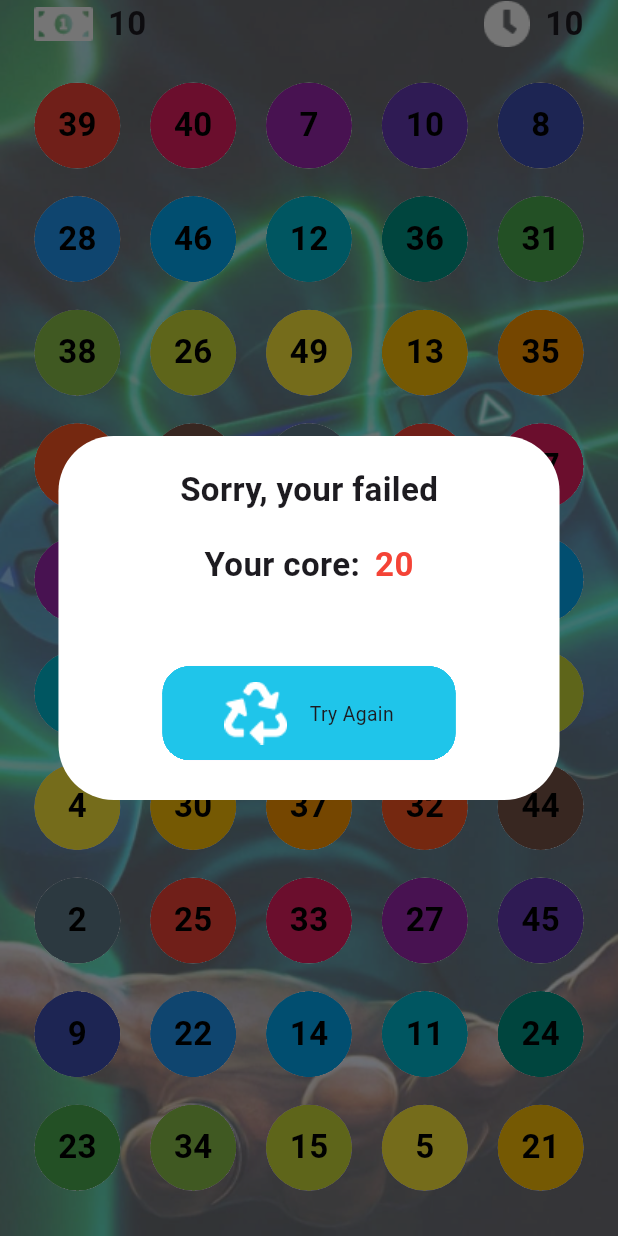
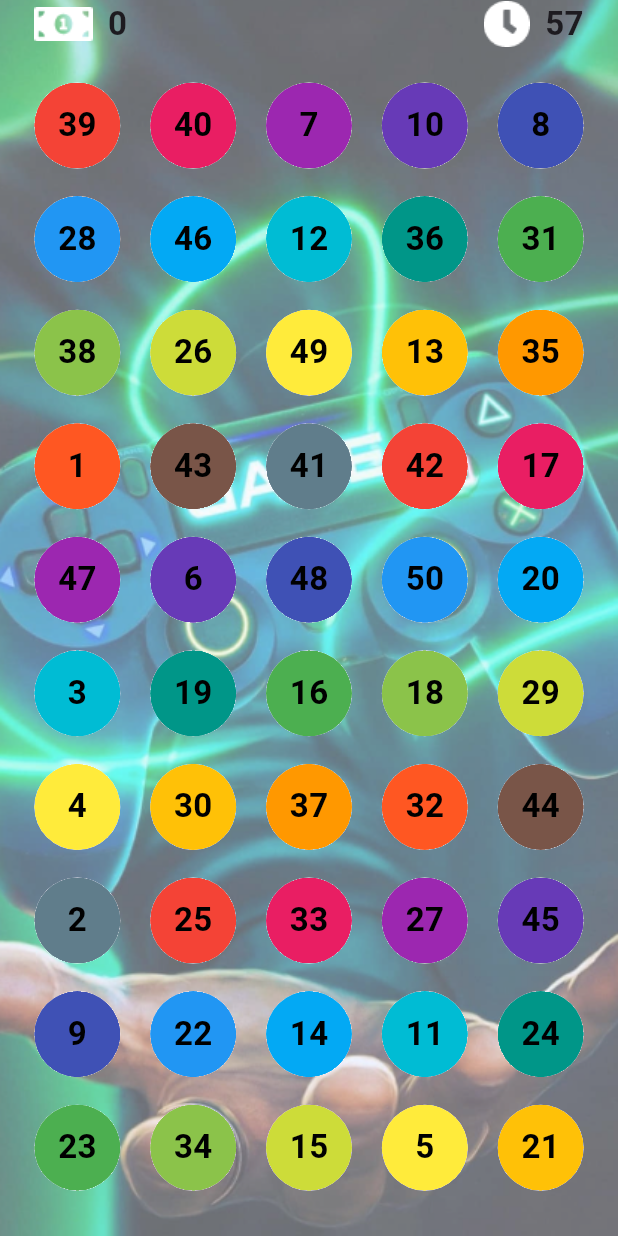
Before and after one commit to khathach699/Game_Number_Pick, a Flutter app: the GamePage screen opened by its route, after a tap on an icon or button, on a phone screen of 412 x 824 dp. Run offline on Flutter 3.47's test engine with Material 3 defaults, Android fonts, the phone set to English and light mode, and no system bars; our stand-ins replace flutter_screenutil.

Commit message:
calculator core and time

```diff
--- a/lib/src/apps/my_app.dart
+++ b/lib/src/apps/my_app.dart
@@ -15,22 +15,17 @@ class MyApp extends StatelessWidget {
       minTextAdapt: true,
       splitScreenMode: true,
       builder: (_, child) {
-        return ChangeNotifierProvider(
-          create: (context) => GameProvider(),
-          child: MaterialApp(
+        return MaterialApp(
           debugShowCheckedModeBanner: false,
           title: 'Game Page',
           theme: ThemeData(
             primarySwatch: Colors.blue,
-              textTheme: Theme.of(
-                context,
-              ).textTheme.apply(fontSizeFactor: 1.sp),
+            textTheme: Theme.of(context).textTheme.apply(fontSizeFactor: 1.sp),
           ),
           home: const HomePage(),
           routes: {
             GamePage.routeName: (context) => const GamePage(),
           }, // Set HomePage here
-          ),
         );
       },
     );
--- a/lib/src/pages/game/game_page.dart
+++ b/lib/src/pages/game/game_page.dart
@@ -10,7 +10,11 @@ class GamePage extends StatelessWidget {
 
   @override
   Widget build(BuildContext context) {
-    final listDate = Provider.of<GameProvider>(context).listNumber;
+    return ChangeNotifierProvider(
+      create: (context) => GameProvider()..start(),
+      child: Consumer<GameProvider>(
+        builder: (context, gameProvider, child) {
+          final listDate = gameProvider.listNumber;
           return Scaffold(
             body: Container(
               width: 1.sw,
@@ -30,22 +34,41 @@ class GamePage extends StatelessWidget {
                         children: [
                           Image.asset("assets/icons/Vector.png"),
                           10.horizontalSpace,
-                    Text(
-                      "10",
+                          Consumer<GameProvider>(
+                            builder: (_, data, __) {
+                              return Text(
+                                data.core.toString(),
                                 style: TextStyle(
                                   fontSize: 24.sp,
                                   fontWeight: FontWeight.bold,
                                 ),
+                              );
+                            },
                           ),
                           const Spacer(),
                           Image.asset("assets/icons/clock.png"),
                           10.horizontalSpace,
-                    Text(
-                      "10",
+                          StreamBuilder<int>(
+                            initialData:
+                                context
+                                    .read<GameProvider>()
+                                    .count, // Set initial value
+                            stream:
+                                context
+                                    .read<GameProvider>()
+                                    .streamController
+                                    .stream, // Stream to listen to
+                            builder: (context, snapshot) {
+                              return Text(
+                                snapshot.hasData
+                                    ? snapshot.data.toString()
+                                    : "0",
                                 style: TextStyle(
                                   fontSize: 24.sp,
                                   fontWeight: FontWeight.bold,
                                 ),
+                              );
+                            },
                           ),
                         ],
                       ),
@@ -65,77 +88,21 @@ class GamePage extends StatelessWidget {
                             clipBehavior: Clip.hardEdge,
                             child: InkWell(
                               splashColor: Colors.white,
-                        onTap: () {
-                          showDialog(
-                            context: context,
-                            builder: (context) {
-                              return Center(
-                                child: Padding(
-                                  padding: EdgeInsets.symmetric(
-                                    horizontal: 15.dg,
-                                  ),
-                                  child: Container(
-                                    padding: EdgeInsets.symmetric(
-                                      vertical: 22.dg,
-                                      horizontal: 58.dg,
-                                    ),
-                                    decoration: BoxDecoration(
-                                      borderRadius: BorderRadius.circular(40.r),
-                                      color: Colors.white,
-                                    ),
-                                    width: 365.dg,
-                                    height: 265.dg,
-                                    child: Column(
-                                      children: [
-                                        Text(
-                                          "Sorry, your failed",
-                                          style: TextStyle(
-                                            fontSize: 24.sp,
-                                            fontWeight: FontWeight.bold,
-                                          ),
-                                        ),
-                                        20.verticalSpace,
-                                        Row(
-                                          mainAxisAlignment:
-                                              MainAxisAlignment.center,
-                                          children: [
-                                            Text(
-                                              "Your core:",
-                                              style: TextStyle(
-                                                fontSize: 24.sp,
-                                                fontWeight: FontWeight.bold,
-                                              ),
-                                            ),
-                                            10.horizontalSpace,
-                                            Text(
-                                              "20",
-                                              style: TextStyle(
-                                                fontSize: 24.sp,
-                                                fontWeight: FontWeight.bold,
-                                                color: Colors.red,
-                                              ),
-                                            ),
-                                          ],
-                                        ),
-                                        55.verticalSpace,
-                                        ButtonCustom(
-                                          title: 'Try Again',
-                                          isEnable: true,
-                                          icon: "assets/icons/2.png",
-                                        ),
-                                      ],
-                                    ),
-                                  ),
-                                ),
-                              );
-                            },
-                          );
-                        },
-                        child: Ink(
+                              onTap:
+                                  () => context
+                                      .read<GameProvider>()
+                                      .handleClick(listDate[index]),
+                              child: Consumer<GameProvider>(
+                                builder: (_, data, __) {
+                                  return Ink(
                                     decoration: BoxDecoration(
                                       shape: BoxShape.circle,
                                       color:
-                                Colors.primaries[index %
+                                          data.dataNumber.contains(
+                                                listDate[index],
+                                              )
+                                              ? Colors.white
+                                              : Colors.primaries[index %
                                                   Colors.primaries.length],
                                     ),
                                     child: Center(
@@ -148,6 +115,8 @@ class GamePage extends StatelessWidget {
                                         ),
                                       ),
                                     ),
+                                  );
+                                },
                               ),
                             ),
                           );
@@ -159,5 +128,8 @@ class GamePage extends StatelessWidget {
               ),
             ),
           );
+        },
+      ),
+    );
   }
 }
--- a/lib/src/providers/game_provider.dart
+++ b/lib/src/providers/game_provider.dart
@@ -1,5 +1,108 @@
+import 'dart:async';
+
 import 'package:flutter/material.dart';
+import 'package:flutter_screenutil/flutter_screenutil.dart';
+import 'package:game_flutter/src/common/widget/button_custom.dart';
 
 class GameProvider extends ChangeNotifier {
   List<int> listNumber = List.generate(50, (index) => index + 1)..shuffle();
+  StreamController<int> streamController = StreamController<int>();
+  Timer? timer;
+  int count = 60;
+  int initNumber = 0;
+  List<int> dataNumber = [];
+  int core = 0;
+  void start() {
+    runTimer();
+  }
+
+  void handleClick(int number) {
+    initNumber++;
+    if (number == initNumber) {
+      dataNumber.add(number);
+      core += 10;
+    } else {
+      print("Loser");
+    }
+    notifyListeners();
+  }
+
+  void runTimer() {
+    timer = Timer.periodic(Duration(seconds: 1), (_) {
+      if (count > 0) {
+        count--;
+        streamController.add(count);
+      } else {
+        timer?.cancel();
+      }
+    });
+  }
+
+  Future<dynamic> ShowMessageError(BuildContext context) {
+    return showDialog(
+      context: context,
+      builder: (context) {
+        return Center(
+          child: Padding(
+            padding: EdgeInsets.symmetric(horizontal: 15.dg),
+            child: Container(
+              padding: EdgeInsets.symmetric(vertical: 22.dg, horizontal: 58.dg),
+              decoration: BoxDecoration(
+                borderRadius: BorderRadius.circular(40.r),
+                color: Colors.white,
+              ),
+              width: 365.dg,
+              height: 265.dg,
+              child: Column(
+                children: [
+                  Text(
+                    "Sorry, you failed",
+                    style: TextStyle(
+                      fontSize: 24.sp,
+                      fontWeight: FontWeight.bold,
+                    ),
+                  ),
+                  20.verticalSpace,
+                  Row(
+                    mainAxisAlignment: MainAxisAlignment.center,
+                    children: [
+                      Text(
+                        "Your score:",
+                        style: TextStyle(
+                          fontSize: 24.sp,
+                          fontWeight: FontWeight.bold,
+                        ),
+                      ),
+                      10.horizontalSpace,
+                      Text(
+                        "20",
+                        style: TextStyle(
+                          fontSize: 24.sp,
+                          fontWeight: FontWeight.bold,
+                          color: Colors.red,
+                        ),
+                      ),
+                    ],
+                  ),
+                  55.verticalSpace,
+                  ButtonCustom(
+                    title: 'Try Again',
+                    isEnable: true,
+                    icon: "assets/icons/2.png",
+                  ),
+                ],
+              ),
+            ),
+          ),
+        );
+      },
+    );
+  }
+
+  @override
+  void dispose() {
+    // TODO: implement dispose
+    super.dispose();
+    streamController.close();
+  }
 }
```
Lines whose indentation alone changed are shown as unchanged.
